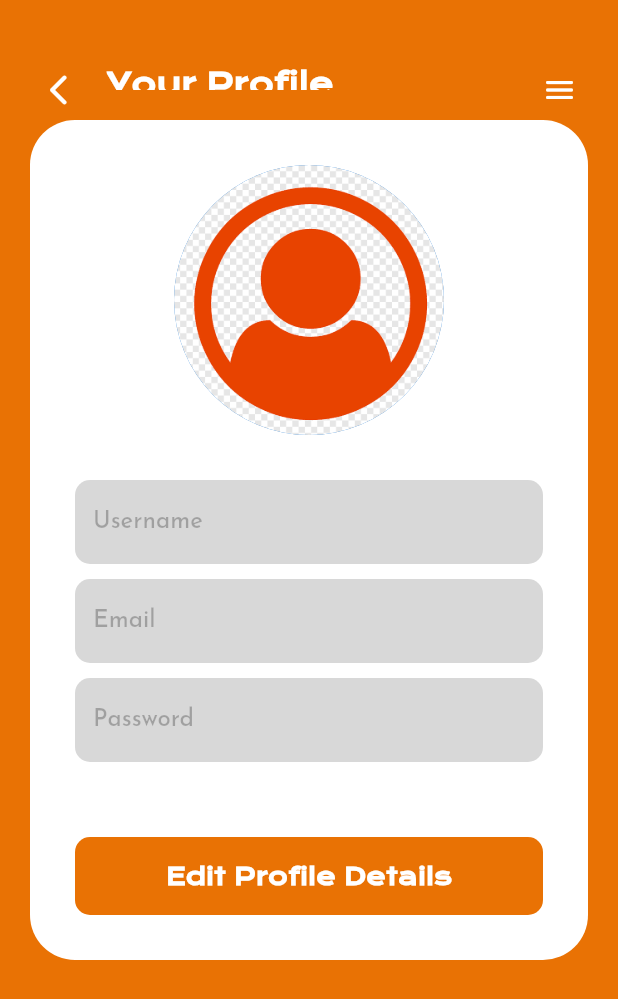
After one commit to raeganfaith/Flutter-Chat-App, a Flutter app: the ProfilePage screen opened directly, on a phone screen of 412 x 824 dp. The commit adds this screen. Shown: the top 999 px of the screen. Run offline on Flutter 3.47's test engine with Material 2 defaults, Android fonts, the phone set to English and light mode, and no system bars; our stand-ins replace cloud_firestore, firebase_auth, firebase_core, firebase_storage, flutter_svg, image_picker; accounts and stored records are empty.

Commit message:
profile page ui

```diff
--- a/lib/components/my_text_field.dart
+++ b/lib/components/my_text_field.dart
@@ -5,35 +5,36 @@ class MyTextField extends StatelessWidget {
   final TextEditingController controller;
   final String hintText;
   final bool obscureText;
+  final bool enabled;
 
-  const MyTextField(
-      {super.key,
-      required this.controller,
-      required this.hintText,
-      required this.obscureText});
+  const MyTextField({
+    super.key,
+    required this.controller,
+    required this.hintText,
+    required this.obscureText,
+    this.enabled = true,
+  });
 
   @override
   Widget build(BuildContext context) {
     return TextField(
       controller: controller,
       obscureText: obscureText,
+      enabled: enabled,
       decoration: InputDecoration(
         enabledBorder: OutlineInputBorder(
-          borderSide: BorderSide.none,
-          borderRadius: BorderRadius.circular(10)
-        ),
+            borderSide: BorderSide.none,
+            borderRadius: BorderRadius.circular(10)),
         focusedBorder: OutlineInputBorder(
-          borderSide: BorderSide.none,
-          borderRadius: BorderRadius.circular(10)
-        ),
-        fillColor: AppColor.offWhite,
+            borderSide: BorderSide.none,
+            borderRadius: BorderRadius.circular(10)),
+        fillColor: enabled ? AppColor.offWhite : AppColor.silver,
         filled: true,
         hintText: hintText,
-        hintStyle: const TextStyle(color: Colors.black54),
+        hintStyle: TextStyle(color: enabled ? Colors.black54 : Colors.black26),
         border: OutlineInputBorder(
-          borderSide: BorderSide.none,
-          borderRadius: BorderRadius.circular(10)
-        ),
+            borderSide: BorderSide.none,
+            borderRadius: BorderRadius.circular(10)),
       ),
     );
   }
--- a/lib/constants/colors.dart
+++ b/lib/constants/colors.dart
@@ -5,6 +5,7 @@ class AppColor {
 
   static const Color white = Color(0xFFFFFFFF);
   static const Color offWhite = Color(0xFFF4F4F4);
+  static const Color silver = Color(0xFFD8D8D8);
   static const Color black = Color(0xFF000000);
   static const Color mainOrange = Color(0xFFE97204);
 }
--- /dev/null
+++ b/lib/pages/profile_page.dart
@@ -0,0 +1,115 @@
+import 'package:chat_app/components/appbar.dart';
+import 'package:chat_app/components/button.dart';
+import 'package:chat_app/components/my_text_field.dart';
+import 'package:chat_app/constants/colors.dart';
+import 'package:flutter/material.dart';
+
+class ProfilePage extends StatefulWidget {
+  const ProfilePage({super.key});
+
+  @override
+  State<ProfilePage> createState() => _ProfilePageState();
+}
+
+class _ProfilePageState extends State<ProfilePage> {
+  final usernameController = TextEditingController();
+  final passwordController = TextEditingController();
+  bool isEditMode = false;
+
+  @override
+  Widget build(BuildContext context) {
+    return Scaffold(
+      backgroundColor: AppColor.mainOrange,
+      appBar: const PreferredSize(
+        preferredSize: Size.fromHeight(80),
+        child: CustomAppBar(
+          title: 'Your Profile',
+          backButton: true,
+        ),
+      ),
+      body: Stack(
+        children: [
+          Positioned(
+            bottom: 20,
+            left: 20,
+            right: 20,
+            top: 0,
+            child: SingleChildScrollView(
+              child: Column(
+                children: [
+                  Container(
+                    decoration: const BoxDecoration(
+                      color: AppColor.white,
+                      borderRadius: BorderRadius.all(Radius.circular(30)),
+                    ),
+                    child: Padding(
+                      padding: EdgeInsets.all(30),
+                      child: Column(
+                        children: [
+                          const SizedBox(
+                            width: 180,
+                            height: 180,
+                            child: CircleAvatar(
+                              backgroundImage: AssetImage(
+                                  'assets/images/static-profile.png'),
+                            ),
+                          ),
+                          const SizedBox(height: 30),
+                          MyTextField(
+                            controller: usernameController,
+                            hintText: 'Username',
+                            obscureText: false,
+                            enabled: isEditMode,
+                          ),
+                          const SizedBox(height: 10),
+                          MyTextField(
+                            controller: usernameController,
+                            hintText: 'Email',
+                            obscureText: false,
+                            enabled: false,
+                          ),
+                          const SizedBox(height: 10),
+                          MyTextField(
+                            controller: passwordController,
+                            hintText: 'Password',
+                            obscureText: false,
+                            enabled: isEditMode,
+                          ),
+                          const SizedBox(height: 50),
+                          Button(
+                            title: isEditMode ? 'Save Profile Details' : 'Edit Profile Details',
+                            filledIn: true,
+                            onPressed: () {
+                              setState(() {
+                                isEditMode = !isEditMode;
+                              });
+                            },
+                          ),
+                          Visibility(
+                            visible: isEditMode,
+                            child: Padding(
+                              padding: const EdgeInsets.only(top: 10),
+                              child: Button(
+                                title: 'Cancel',
+                                filledIn: false,
+                                onPressed: () {
+                                  setState(() {
+                                    isEditMode = !isEditMode;
+                                  });
+                                },
+                              ),
+                            ),
+                          ),
+                        ],
+                      )
+                    ),
+                  ),
+                ],
+              ),
+            ),
+          )
+        ],
+      ),
+    );
+  }
+}
```
